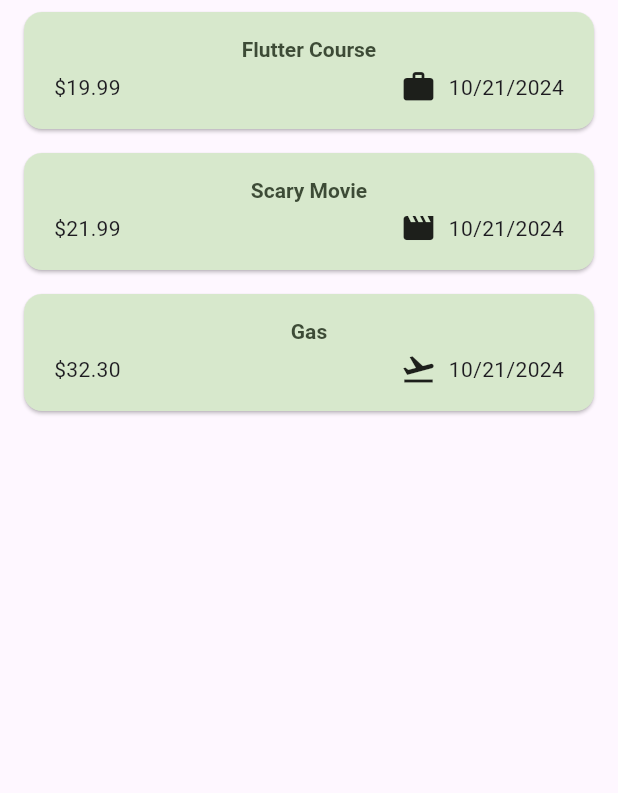
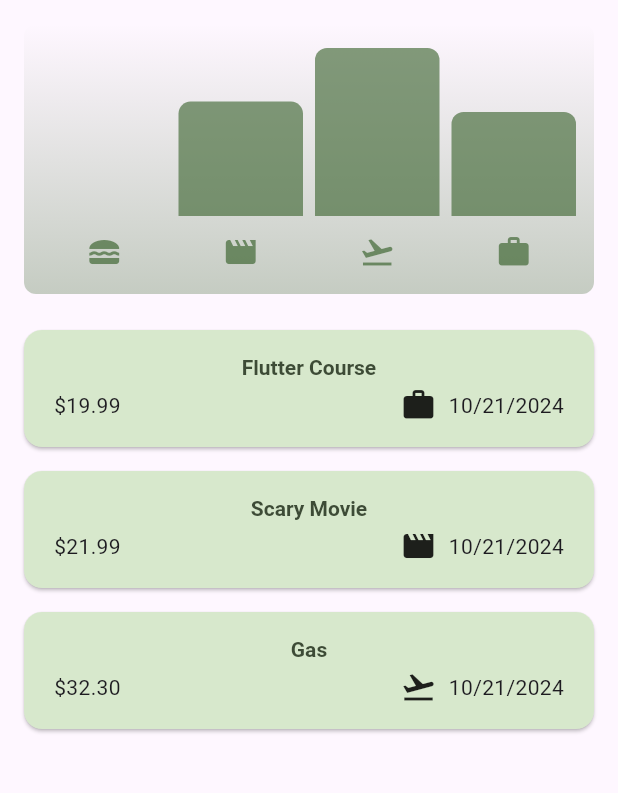
Before and after one commit to verdetea22/expense-tracker, a Flutter app: the screen it shows after launch, on a phone screen of 412 x 824 dp, the part 84-877 px from its top. Run offline on Flutter 3.47's test engine with Material 3 defaults, Android fonts, the phone set to English and light mode, and no system bars.

```diff
--- a/lib/widgets/expenses.dart
+++ b/lib/widgets/expenses.dart
@@ -1,6 +1,7 @@
 import 'package:expense_tracker/widgets/expenses_list/expenses_list.dart';
 import 'package:expense_tracker/models/expense.dart';
 import 'package:expense_tracker/widgets/new_expense.dart';
+import 'package:expense_tracker/widgets/chart/chart.dart';
 import 'package:flutter/material.dart';
 
 
@@ -95,7 +96,7 @@ class _ExpensesState extends State<Expenses>{
       body: Column(// col within a col, need to define dim
         // Toolbar with the add button => Row()
         children: [
-
+          Chart(expenses: _reigsteredExpenses),
           Expanded(
             child: mainContent
           )
```
